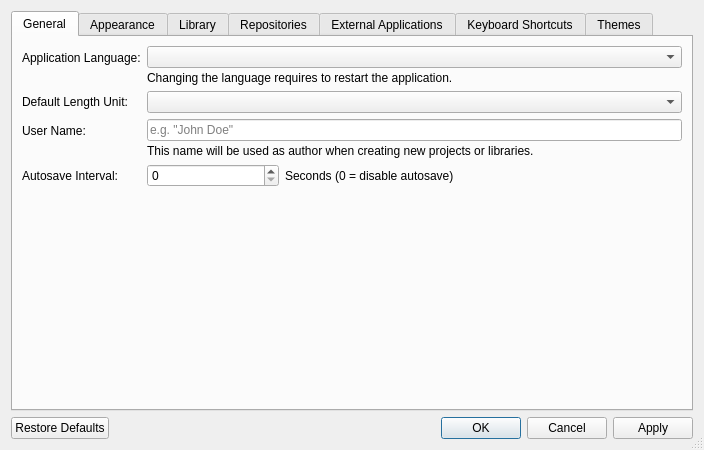
Before: the Qt Designer form libs/librepcb/editor/workspace/workspacesettingsdialog.ui in LibrePCB/LibrePCB, drawn with Qt 5.
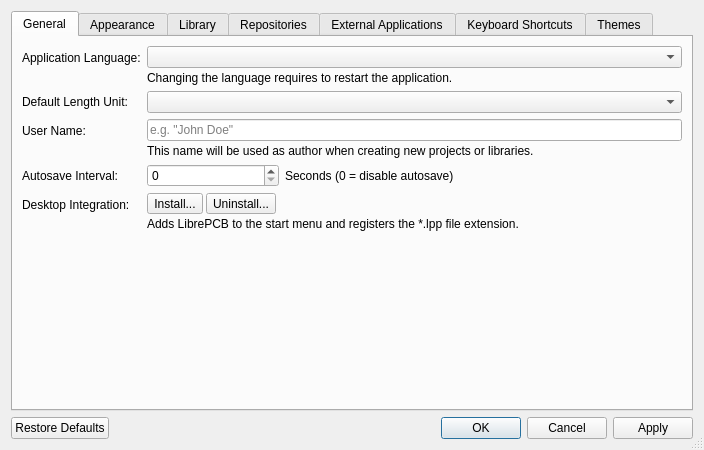
After: the same form once the commit is applied. Icons and pictures are not drawn. Custom widgets are drawn as their Qt base class.

Commit message: Linux: Support installing desktop integration at runtime

The edit to the form file:
```diff
--- a/libs/librepcb/editor/workspace/workspacesettingsdialog.ui
+++ b/libs/librepcb/editor/workspace/workspacesettingsdialog.ui
@@ -164,6 +164,64 @@
          </item>
         </layout>
        </item>
+       <item row="4" column="1">
+        <layout class="QVBoxLayout" name="verticalLayout_8">
+         <property name="spacing">
+          <number>3</number>
+         </property>
+         <item>
+          <layout class="QHBoxLayout" name="horizontalLayout_5">
+           <item>
+            <widget class="QToolButton" name="btnInstallApp">
+             <property name="text">
+              <string>Install...</string>
+             </property>
+            </widget>
+           </item>
+           <item>
+            <widget class="QToolButton" name="btnUninstallApp">
+             <property name="text">
+              <string>Uninstall...</string>
+             </property>
+            </widget>
+           </item>
+           <item>
+            <widget class="QLabel" name="lblDesktopIntegrationStatus">
+             <property name="sizePolicy">
+              <sizepolicy hsizetype="Expanding" vsizetype="Preferred">
+               <horstretch>0</horstretch>
+               <verstretch>0</verstretch>
+              </sizepolicy>
+             </property>
+             <property name="text">
+              <string notr="true"/>
+             </property>
+             <property name="indent">
+              <number>10</number>
+             </property>
+            </widget>
+           </item>
+          </layout>
+         </item>
+         <item>
+          <widget class="QLabel" name="label_20">
+           <property name="text">
+            <string>Adds LibrePCB to the start menu and registers the *.lpp file extension.</string>
+           </property>
+           <property name="wordWrap">
+            <bool>true</bool>
+           </property>
+          </widget>
+         </item>
+        </layout>
+       </item>
+       <item row="4" column="0">
+        <widget class="QLabel" name="lblDesktopIntegration">
+         <property name="text">
+          <string>Desktop Integration:</string>
+         </property>
+        </widget>
+       </item>
       </layout>
      </widget>
      <widget class="QWidget" name="appearanceTab">
```
The commit also changes 11 other files.
